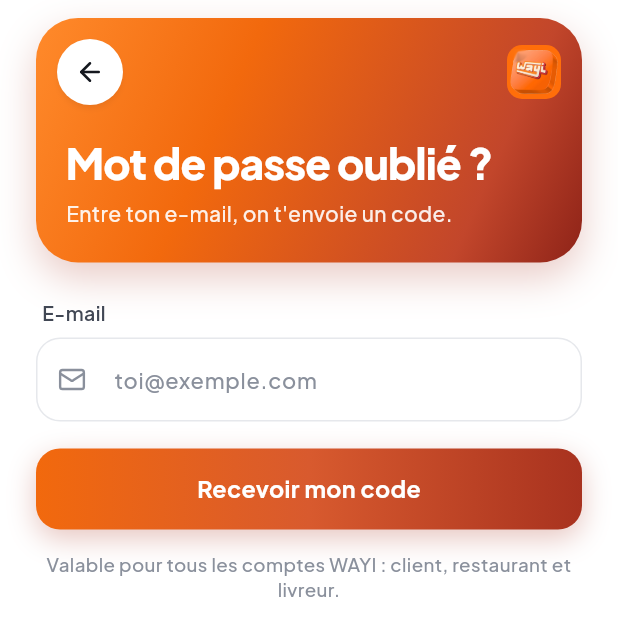
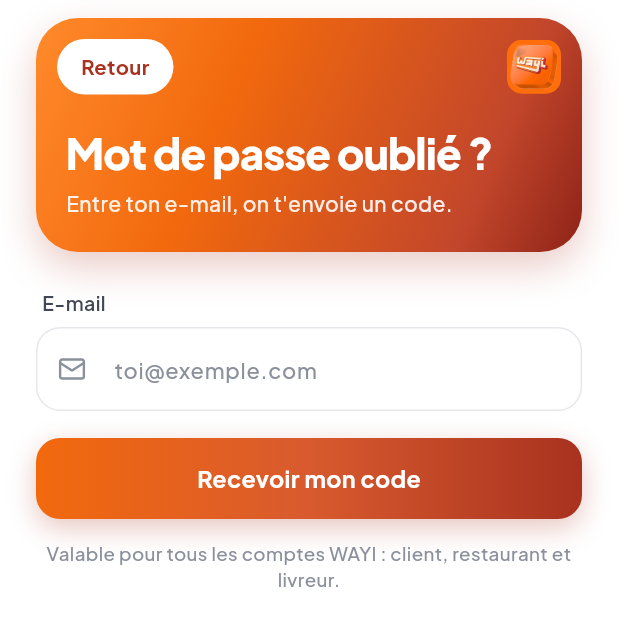
Before and after one commit to Aubed-a11/wayi-app, a Flutter app: the ForgotScreen screen opened directly, on a phone screen of 412 x 824 dp. Shown: the top 636 px of the screen. Run offline on Flutter 3.47's test engine with Material 3 defaults, Android fonts, the phone set to English and light mode, and no system bars; our stand-ins replace cached_network_image, flutter_local_notifications, flutter_map, geolocator, google_fonts, image_picker and 4 more; accounts and stored records are empty; network calls fail.

Commit message:
Connexion et inscription : bouton Retour ecrit, plus aucune fleche
Co-Authored-By: Claude Opus 5.5 <noreply@anthropic.com>
Claude-Session: https://claude.ai/code/session_01N563ngubQmDqaLwZbKoGBB

```diff
--- a/mobile/lib/features/auth/common.dart
+++ b/mobile/lib/features/auth/common.dart
@@ -31,7 +31,18 @@ class AuthHeader extends StatelessWidget {
         Padding(
           padding: const EdgeInsets.fromLTRB(14, 14, 14, 0),
           child: Row(children: [
-            RoundIcon(Ic.back, onTap: onBack ?? () => Navigator.of(context).maybePop()),
+            Material(
+              color: Colors.white,
+              borderRadius: BorderRadius.circular(999),
+              child: InkWell(
+                borderRadius: BorderRadius.circular(999),
+                onTap: onBack ?? () => Navigator.of(context).maybePop(),
+                child: Padding(
+                  padding: const EdgeInsets.symmetric(horizontal: 16, vertical: 9),
+                  child: Text('Retour', style: font(size: 13.5, weight: FontWeight.w700, color: C.brandDark)),
+                ),
+              ),
+            ),
             const Spacer(),
             trailing ?? ClipRRect(borderRadius: BorderRadius.circular(10), child: Image.asset('assets/logo.png', width: 36, height: 36)),
           ]),
@@ -104,7 +115,6 @@ Future<Account?> chooseAccount(BuildContext context, List<Account> accounts) =>
                             if (a.name.isNotEmpty) Text(a.name, style: small()),
                           ]),
                         ),
-                        const Icon(Ic.chevron, size: 20, color: C.muted),
                       ]),
                     ),
                   ),
```
Also changed, not shown: 2 other files.
